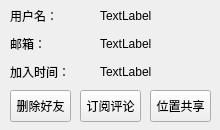
gaoxiaojun/delicacymap, file deliciousClient/user.ui: the form before one commit.
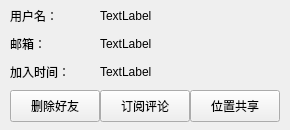
The form after the commit.

Patch:
```diff
--- a/deliciousClient/user.ui
+++ b/deliciousClient/user.ui
@@ -6,7 +6,7 @@
    <rect>
     <x>0</x>
     <y>0</y>
-    <width>220</width>
+    <width>290</width>
     <height>130</height>
    </rect>
   </property>
@@ -18,7 +18,7 @@
     <rect>
      <x>10</x>
      <y>90</y>
-     <width>61</width>
+     <width>90</width>
      <height>32</height>
     </rect>
    </property>
@@ -29,9 +29,9 @@
   <widget class="QPushButton" name="addComment_Button">
    <property name="geometry">
     <rect>
-     <x>80</x>
+     <x>100</x>
      <y>90</y>
-     <width>61</width>
+     <width>90</width>
      <height>32</height>
     </rect>
    </property>
@@ -44,7 +44,7 @@
     <rect>
      <x>100</x>
      <y>2</y>
-     <width>111</width>
+     <width>181</width>
      <height>28</height>
     </rect>
    </property>
@@ -83,7 +83,7 @@
     <rect>
      <x>100</x>
      <y>30</y>
-     <width>111</width>
+     <width>181</width>
      <height>28</height>
     </rect>
    </property>
@@ -109,7 +109,7 @@
     <rect>
      <x>100</x>
      <y>58</y>
-     <width>111</width>
+     <width>181</width>
      <height>28</height>
     </rect>
    </property>
@@ -120,9 +120,9 @@
   <widget class="QPushButton" name="locationShare_Button">
    <property name="geometry">
     <rect>
-     <x>150</x>
+     <x>190</x>
      <y>90</y>
-     <width>61</width>
+     <width>90</width>
      <height>32</height>
     </rect>
    </property>
```
